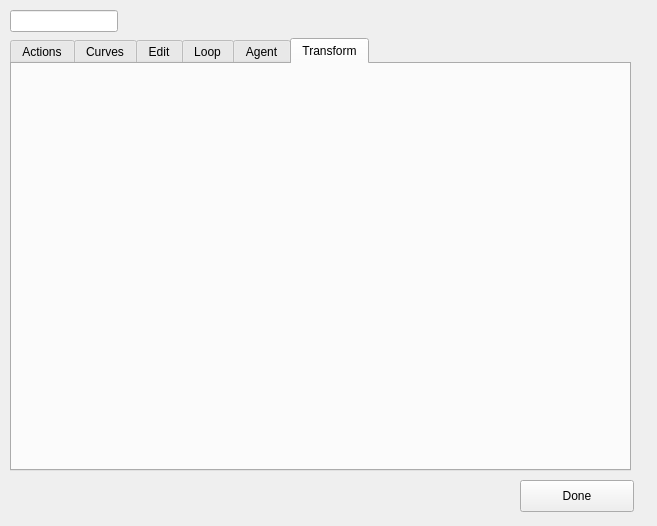
Qt form gui/Animation/actioneditor.ui (difu/Brainiac) before a commit.
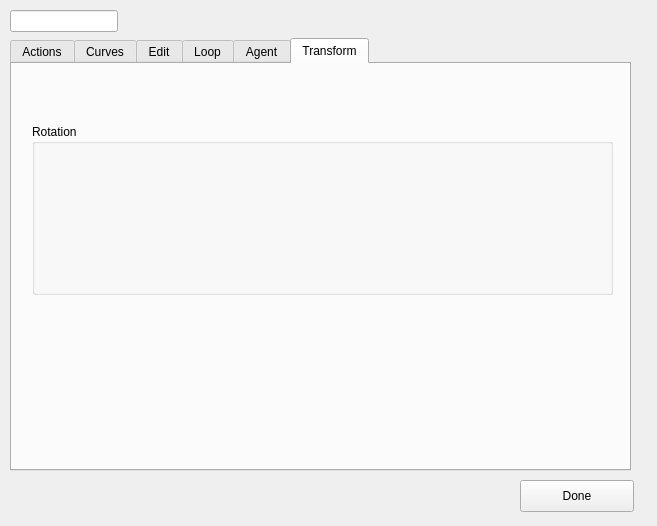
The same form after that commit. The open tabs and pages were chosen to show the change.

Commit message: - BackupCommit - Using CML for matrix decomposition - Actioneditor: Agent transformations (Rotation buggy for angles <0)

Diff of the .ui file:
```diff
--- a/gui/Animation/actioneditor.ui
+++ b/gui/Animation/actioneditor.ui
@@ -443,6 +443,19 @@
        <attribute name="title">
         <string>Transform</string>
        </attribute>
+       <widget class="QGroupBox" name="gb_Rotation">
+        <property name="geometry">
+         <rect>
+          <x>20</x>
+          <y>60</y>
+          <width>581</width>
+          <height>171</height>
+         </rect>
+        </property>
+        <property name="title">
+         <string>Rotation</string>
+        </property>
+       </widget>
       </widget>
      </widget>
     </item>
```
Left out of the diff: 2 changed lines with no effect on the pictures. The commit also changes 6 other files.
